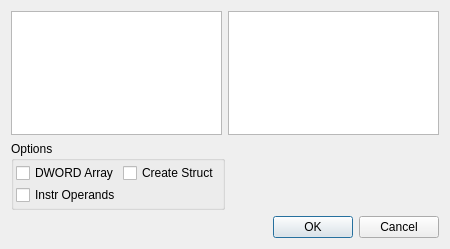
Before: the Qt Designer form python/flare/ui/shellcodechooser.ui in mandiant/flare-ida, drawn with Qt 5.
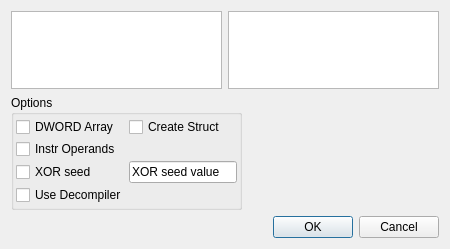
After: the same form once the commit is applied.

Patch:
```diff
--- a/python/flare/ui/shellcodechooser.ui
+++ b/python/flare/ui/shellcodechooser.ui
@@ -66,6 +66,27 @@
               </property>
              </widget>
             </item>
+            <item row="2" column="0">
+             <widget class="QCheckBox" name="cb_XORSeed">
+              <property name="text">
+               <string>XOR seed</string>
+              </property>
+             </widget>
+            </item>
+            <item row="2" column="1">
+             <widget class="QLineEdit" name="text_XORSeed">
+              <property name="text">
+               <string>XOR seed value</string>
+              </property>
+             </widget>
+            </item>
+            <item row="3" column="0">
+             <widget class="QCheckBox" name="cb_useDecompiler">
+              <property name="text">
+               <string>Use Decompiler</string>
+              </property>
+             </widget>
+            </item>
            </layout>
           </item>
          </layout>
```
